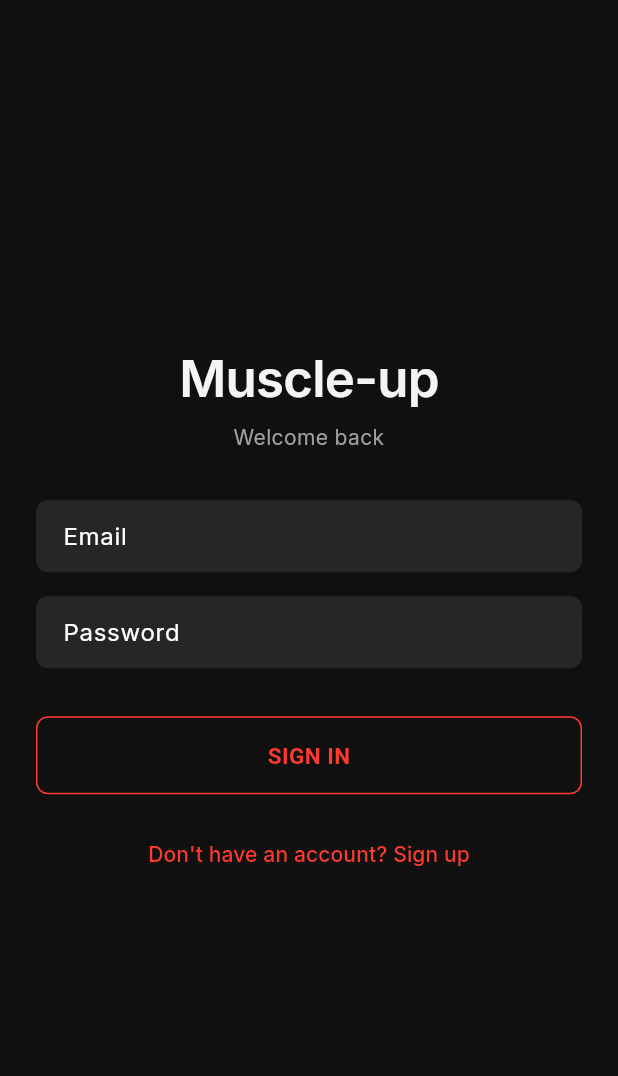
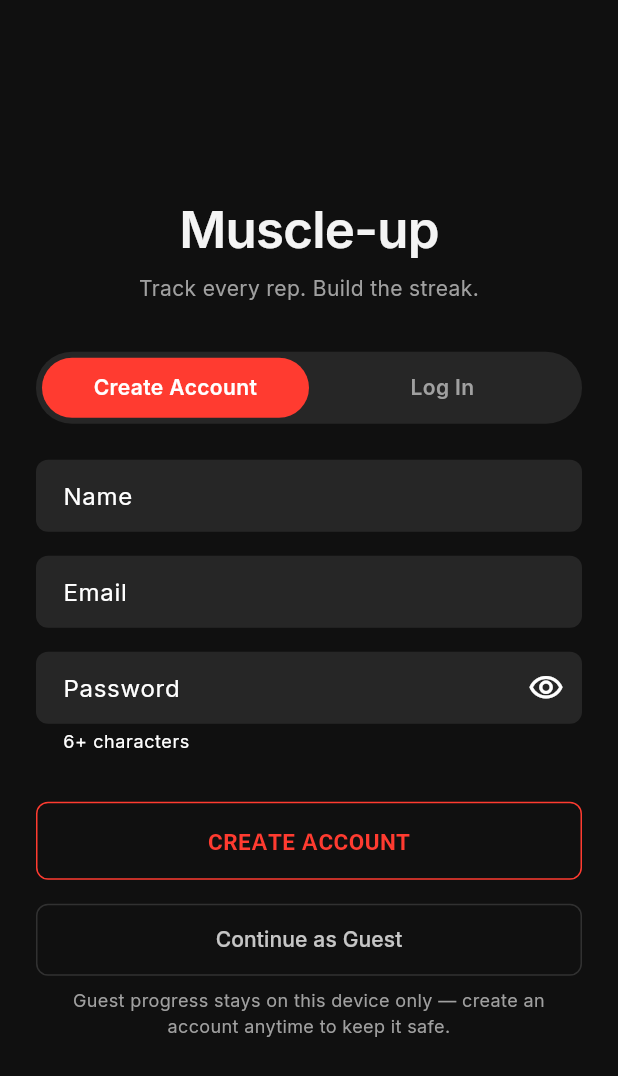
Before and after one commit to aydinmamedov004-debug/muscle-up, a Flutter app: the screen it shows after launch, on a phone screen of 412 x 824 dp. Shown: the top 1076 px of the screen. Run offline on Flutter 3.47's test engine with Material 3 defaults, Android fonts, the phone set to English and light mode, and no system bars; our stand-ins replace file_picker, firebase_ai, firebase_auth, firebase_core, fl_chart, flutter_riverpod and 4 more; accounts and stored records are empty.

Commit message:
Redesign the sign-in screen for new users, add guest mode
The first-run screen greeted every new install with "Welcome back"
and led with sign-in fields — designed for a returning user, when a
fresh install is by definition someone new.

- Merge sign-in/sign-up into one AuthScreen with a Create Account /
  Log In toggle, defaulting to Create Account, plus a motivating
  tagline instead of "Welcome back".
- Add "Continue as Guest" via Firebase anonymous auth, so Coach,
  Settings, and onboarding all work unchanged for guests. Local data
  is fully functional but device-local until they create an account.
- Add UpgradeAccountScreen (guest -> real account via
  linkWithCredential, preserving the UID so local data never moves)
  and surface it from Settings when signed in as a guest.
- Small friction fixes: password visibility toggle, keyboard
  next/done actions, inline "6+ characters" hint instead of only
  showing it after a failed attempt.

Covered by auth_screen_test.dart.

```diff
--- a/lib/features/auth/auth_gate.dart
+++ b/lib/features/auth/auth_gate.dart
@@ -4,8 +4,8 @@ import 'package:flutter_riverpod/flutter_riverpod.dart';
 import '../../app/app_shell.dart';
 import '../../data/local/profile_provider.dart';
 import '../onboarding/onboarding_screen.dart';
+import 'auth_screen.dart';
 import 'providers/auth_provider.dart';
-import 'sign_in_screen.dart';
 
 /// Shows the sign-in flow when signed out, the onboarding questionnaire when
 /// signed in but without a saved profile yet, the app once both are done,
@@ -19,7 +19,7 @@ class AuthGate extends ConsumerWidget {
 
     return authState.when(
       data: (user) {
-        if (user == null) return const SignInScreen();
+        if (user == null) return const AuthScreen();
 
         final profile = ref.watch(profileProvider);
         return profile == null ? const OnboardingScreen() : const AppShell();
--- /dev/null
+++ b/lib/features/auth/auth_screen.dart
@@ -0,0 +1,296 @@
+import 'package:flutter/material.dart';
+import 'package:flutter_riverpod/flutter_riverpod.dart';
+
+import '../../core/theme/app_radius.dart';
+import '../../core/theme/app_spacing.dart';
+import '../../core/theme/app_theme.dart';
+import '../../shared/widgets/primary_button.dart';
+import 'providers/auth_provider.dart';
+
+enum _AuthMode { signUp, logIn }
+
+/// The app's entry point when signed out. Leads with account creation (a
+/// new install is, by definition, a new user — not someone "coming back"),
+/// with a one-tap toggle to log in instead, and a lower-emphasis guest path
+/// for anyone not ready to commit yet.
+class AuthScreen extends ConsumerStatefulWidget {
+  const AuthScreen({super.key});
+
+  @override
+  ConsumerState<AuthScreen> createState() => _AuthScreenState();
+}
+
+class _AuthScreenState extends ConsumerState<AuthScreen> {
+  final nameController = TextEditingController();
+  final emailController = TextEditingController();
+  final passwordController = TextEditingController();
+  final passwordFocus = FocusNode();
+
+  _AuthMode mode = _AuthMode.signUp;
+  bool obscurePassword = true;
+  bool isLoading = false;
+  bool isGuestLoading = false;
+  String? errorMessage;
+
+  @override
+  void dispose() {
+    nameController.dispose();
+    emailController.dispose();
+    passwordController.dispose();
+    passwordFocus.dispose();
+    super.dispose();
+  }
+
+  void _switchMode(_AuthMode next) {
+    if (mode == next) return;
+    setState(() {
+      mode = next;
+      errorMessage = null;
+    });
+  }
+
+  Future<void> _submit() async {
+    final name = nameController.text.trim();
+    final email = emailController.text.trim();
+    final password = passwordController.text;
+
+    if (mode == _AuthMode.signUp && name.isEmpty) {
+      setState(() => errorMessage = "Enter your name.");
+      return;
+    }
+
+    setState(() {
+      isLoading = true;
+      errorMessage = null;
+    });
+
+    try {
+      final controller = ref.read(authControllerProvider);
+      if (mode == _AuthMode.signUp) {
+        await controller.signUp(name: name, email: email, password: password);
+      } else {
+        await controller.signIn(email: email, password: password);
+      }
+    } on AuthException catch (e) {
+      setState(() => errorMessage = e.message);
+    } finally {
+      if (mounted) setState(() => isLoading = false);
+    }
+  }
+
+  Future<void> _continueAsGuest() async {
+    setState(() {
+      isGuestLoading = true;
+      errorMessage = null;
+    });
+
+    try {
+      await ref.read(authControllerProvider).signInAsGuest();
+    } on AuthException catch (e) {
+      setState(() => errorMessage = e.message);
+    } finally {
+      if (mounted) setState(() => isGuestLoading = false);
+    }
+  }
+
+  @override
+  Widget build(BuildContext context) {
+    final isSignUp = mode == _AuthMode.signUp;
+    final busy = isLoading || isGuestLoading;
+
+    return Scaffold(
+      body: SafeArea(
+        child: Padding(
+          padding: const EdgeInsets.all(AppSpacing.lg),
+          child: Center(
+            child: SingleChildScrollView(
+              child: Column(
+                mainAxisSize: MainAxisSize.min,
+                crossAxisAlignment: CrossAxisAlignment.stretch,
+                children: [
+                  Text(
+                    "Muscle-up",
+                    textAlign: TextAlign.center,
+                    style: Theme.of(context).textTheme.headlineLarge,
+                  ),
+
+                  const SizedBox(height: AppSpacing.sm),
+
+                  Text(
+                    "Track every rep. Build the streak.",
+                    textAlign: TextAlign.center,
+                    style: Theme.of(context).textTheme.bodyMedium,
+                  ),
+
+                  const SizedBox(height: AppSpacing.xl),
+
+                  _ModeToggle(mode: mode, onChanged: busy ? null : _switchMode),
+
+                  const SizedBox(height: AppSpacing.lg),
+
+                  if (isSignUp) ...[
+                    TextField(
+                      controller: nameController,
+                      textCapitalization: TextCapitalization.words,
+                      textInputAction: TextInputAction.next,
+                      decoration: const InputDecoration(labelText: "Name"),
+                    ),
+                    const SizedBox(height: AppSpacing.md),
+                  ],
+
+                  TextField(
+                    controller: emailController,
+                    keyboardType: TextInputType.emailAddress,
+                    textInputAction: TextInputAction.next,
+                    onSubmitted: (_) => passwordFocus.requestFocus(),
+                    decoration: const InputDecoration(labelText: "Email"),
+                  ),
+
+                  const SizedBox(height: AppSpacing.md),
+
+                  TextField(
+                    controller: passwordController,
+                    focusNode: passwordFocus,
+                    obscureText: obscurePassword,
+                    textInputAction: TextInputAction.done,
+                    onSubmitted: (_) => _submit(),
+                    decoration: InputDecoration(
+                      labelText: "Password",
+                      helperText: isSignUp ? "6+ characters" : null,
+                      suffixIcon: IconButton(
+                        icon: Icon(
+                          obscurePassword
+                              ? Icons.visibility_outlined
+                              : Icons.visibility_off_outlined,
+                        ),
+                        onPressed: () => setState(
+                          () => obscurePassword = !obscurePassword,
+                        ),
+                      ),
+                    ),
+                  ),
+
+                  if (errorMessage != null) ...[
+                    const SizedBox(height: AppSpacing.md),
+                    Text(
+                      errorMessage!,
+                      style: const TextStyle(color: AppTheme.primary),
+                    ),
+                  ],
+
+                  const SizedBox(height: AppSpacing.xl),
+
+                  PrimaryButton(
+                    text: isSignUp ? "CREATE ACCOUNT" : "LOG IN",
+                    isLoading: isLoading,
+                    onPressed: busy ? null : _submit,
+                  ),
+
+                  const SizedBox(height: AppSpacing.md),
+
+                  OutlinedButton(
+                    onPressed: busy ? null : _continueAsGuest,
+                    child: isGuestLoading
+                        ? const SizedBox(
+                            width: 20,
+                            height: 20,
+                            child: CircularProgressIndicator(strokeWidth: 2.5),
+                          )
+                        : const Text("Continue as Guest"),
+                  ),
+
+                  const SizedBox(height: AppSpacing.sm),
+
+                  Text(
+                    "Guest progress stays on this device only — "
+                    "create an account anytime to keep it safe.",
+                    textAlign: TextAlign.center,
+                    style: Theme.of(context).textTheme.bodyMedium?.copyWith(
+                      fontSize: 12,
+                    ),
+                  ),
+                ],
+              ),
+            ),
+          ),
+        ),
+      ),
+    );
+  }
+}
+
+class _ModeToggle extends StatelessWidget {
+  final _AuthMode mode;
+  final ValueChanged<_AuthMode>? onChanged;
+
+  const _ModeToggle({required this.mode, required this.onChanged});
+
+  @override
+  Widget build(BuildContext context) {
+    return Container(
+      padding: const EdgeInsets.all(4),
+      decoration: BoxDecoration(
+        color: AppTheme.surfaceLight,
+        borderRadius: AppRadius.pill,
+      ),
+      child: Row(
+        children: [
+          Expanded(
+            child: _ModeToggleSegment(
+              label: "Create Account",
+              selected: mode == _AuthMode.signUp,
+              onTap: onChanged == null
+                  ? null
+                  : () => onChanged!(_AuthMode.signUp),
+            ),
+          ),
+          Expanded(
+            child: _ModeToggleSegment(
+              label: "Log In",
+              selected: mode == _AuthMode.logIn,
+              onTap: onChanged == null
+                  ? null
+                  : () => onChanged!(_AuthMode.logIn),
+            ),
+          ),
+        ],
+      ),
+    );
+  }
+}
+
+class _ModeToggleSegment extends StatelessWidget {
+  final String label;
+  final bool selected;
+  final VoidCallback? onTap;
+
+  const _ModeToggleSegment({
+    required this.label,
+    required this.selected,
+    required this.onTap,
+  });
+
+  @override
+  Widget build(BuildContext context) {
+    return Material(
+      color: selected ? AppTheme.primary : Colors.transparent,
+      borderRadius: AppRadius.pill,
+      child: InkWell(
+        onTap: onTap,
+        borderRadius: AppRadius.pill,
+        child: Padding(
+          padding: const EdgeInsets.symmetric(vertical: 10),
+          child: Text(
+            label,
+            textAlign: TextAlign.center,
+            style: TextStyle(
+              fontWeight: FontWeight.w600,
+              fontSize: 14,
+              color: selected ? Colors.white : AppTheme.secondaryText,
+            ),
+          ),
+        ),
+      ),
+    );
+  }
+}
--- a/lib/features/auth/sign_in_screen.dart
+++ /dev/null
@@ -1,128 +0,0 @@
-import 'package:flutter/material.dart';
-import 'package:flutter_riverpod/flutter_riverpod.dart';
-
-import '../../core/theme/app_spacing.dart';
-import '../../core/theme/app_theme.dart';
-import '../../shared/widgets/primary_button.dart';
-import 'providers/auth_provider.dart';
-import 'sign_up_screen.dart';
-
-class SignInScreen extends ConsumerStatefulWidget {
-  const SignInScreen({super.key});
-
-  @override
-  ConsumerState<SignInScreen> createState() => _SignInScreenState();
-}
-
-class _SignInScreenState extends ConsumerState<SignInScreen> {
-  final emailController = TextEditingController();
-  final passwordController = TextEditingController();
-
-  bool isLoading = false;
-  String? errorMessage;
-
-  @override
-  void dispose() {
-    emailController.dispose();
-    passwordController.dispose();
-    super.dispose();
-  }
-
-  Future<void> _signIn() async {
-    setState(() {
-      isLoading = true;
-      errorMessage = null;
-    });
-
-    try {
-      await ref.read(authControllerProvider).signIn(
-            email: emailController.text.trim(),
-            password: passwordController.text,
-          );
-    } on AuthException catch (e) {
-      setState(() => errorMessage = e.message);
-    } finally {
-      if (mounted) setState(() => isLoading = false);
-    }
-  }
-
-  @override
-  Widget build(BuildContext context) {
-    return Scaffold(
-      body: SafeArea(
-        child: Padding(
-          padding: const EdgeInsets.all(AppSpacing.lg),
-          child: Center(
-            child: SingleChildScrollView(
-              child: Column(
-                mainAxisSize: MainAxisSize.min,
-                crossAxisAlignment: CrossAxisAlignment.stretch,
-                children: [
-                  Text(
-                    "Muscle-up",
-                    textAlign: TextAlign.center,
-                    style: Theme.of(context).textTheme.headlineLarge,
-                  ),
-
-                  const SizedBox(height: AppSpacing.sm),
-
-                  Text(
-                    "Welcome back",
-                    textAlign: TextAlign.center,
-                    style: Theme.of(context).textTheme.bodyMedium,
-                  ),
-
-                  const SizedBox(height: AppSpacing.xl),
-
-                  TextField(
-                    controller: emailController,
-                    keyboardType: TextInputType.emailAddress,
-                    decoration: const InputDecoration(labelText: "Email"),
-                  ),
-
-                  const SizedBox(height: AppSpacing.md),
-
-                  TextField(
-                    controller: passwordController,
-                    obscureText: true,
-                    decoration: const InputDecoration(labelText: "Password"),
-                  ),
-
-                  if (errorMessage != null) ...[
-                    const SizedBox(height: AppSpacing.md),
-                    Text(
-                      errorMessage!,
-                      style: const TextStyle(color: AppTheme.primary),
-                    ),
-                  ],
-
-                  const SizedBox(height: AppSpacing.xl),
-
-                  PrimaryButton(
-                    text: "SIGN IN",
-                    isLoading: isLoading,
-                    onPressed: _signIn,
-                  ),
-
-                  const SizedBox(height: AppSpacing.md),
-
-                  TextButton(
-                    onPressed: () {
-                      Navigator.push(
-                        context,
-                        MaterialPageRoute(
-                          builder: (_) => const SignUpScreen(),
-                        ),
-                      );
-                    },
-                    child: const Text("Don't have an account? Sign up"),
-                  ),
-                ],
-              ),
-            ),
-          ),
-        ),
-      ),
-    );
-  }
-}
```
Also changed, not shown: lib/features/auth/providers/auth_provider.dart (+52 -0 lines), lib/features/auth/upgrade_account_screen.dart (renamed from lib/features/auth/sign_up_screen.dart, +44 -19 lines), lib/features/settings/settings_screen.dart (+31 -4 lines), 1 other file.
